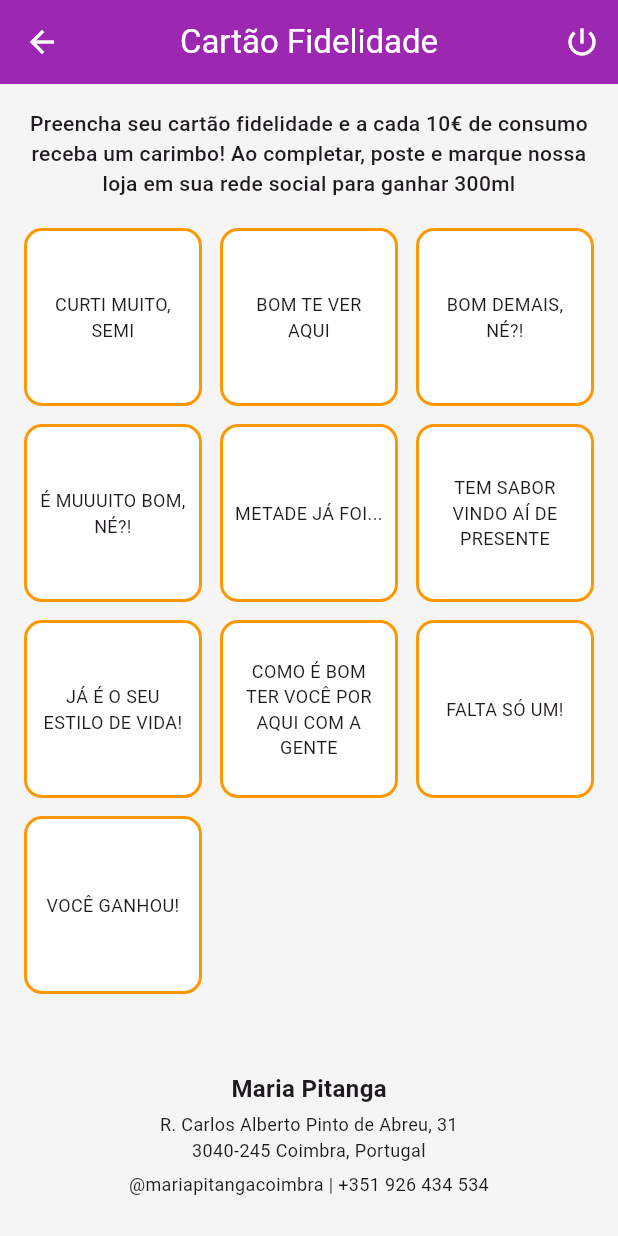
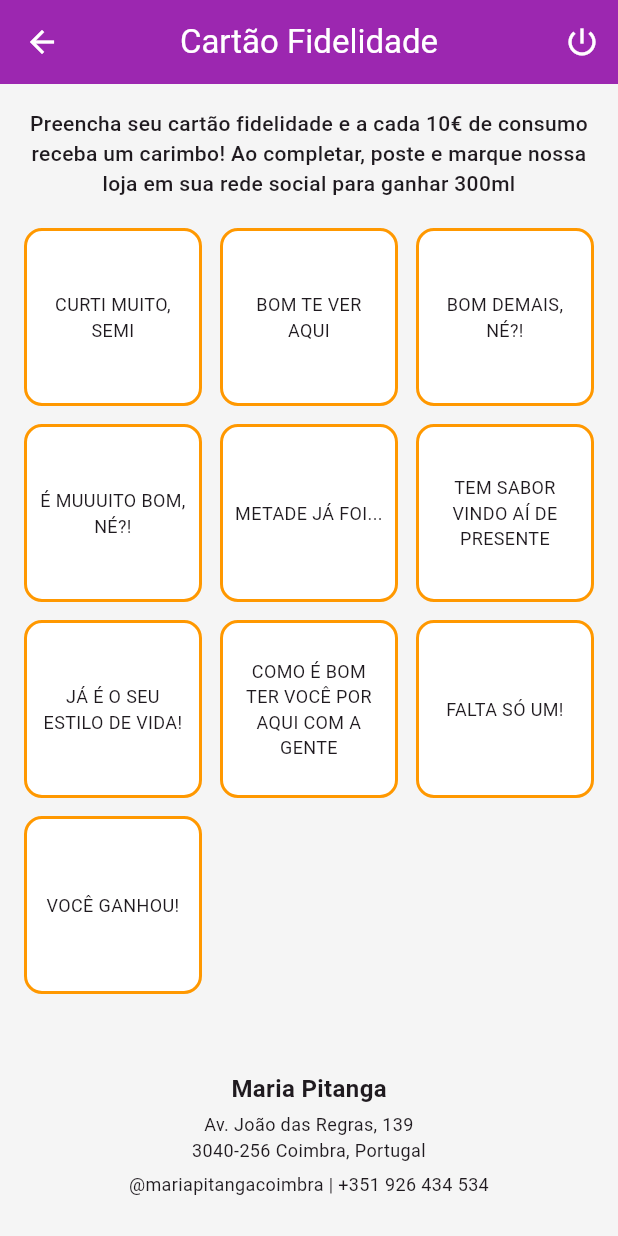
Before and after one commit to marcosradix/maria-pitanga-coimbra, a Flutter app: the LoyaltyCardScreen screen opened by its route, on a phone screen of 412 x 824 dp. Run offline on Flutter 3.47's test engine with Material 3 defaults, Android fonts, the phone set to English and light mode, and no system bars; our stand-ins replace firebase_auth, firebase_core, firebase_database, get, localstorage; accounts and stored records are empty.

Commit message:
fix address

```diff
--- a/lib/screen/loyalty_card_adm_screen.dart
+++ b/lib/screen/loyalty_card_adm_screen.dart
@@ -343,7 +343,7 @@
               ),
               const SizedBox(height: 4),
               const Text(
-                "R. Carlos Alberto Pinto de Abreu, 31\n3040-245 Coimbra, Portugal",
+                "Av. João das Regras, 139\n3040-256 Coimbra, Portugal",
                 textAlign: TextAlign.center,
                 style: TextStyle(fontSize: 12),
               ),
--- a/lib/screen/loyalty_card_screen.dart
+++ b/lib/screen/loyalty_card_screen.dart
@@ -179,7 +179,7 @@
             ),
             const SizedBox(height: 4),
             const Text(
-              "R. Carlos Alberto Pinto de Abreu, 31\n3040-245 Coimbra, Portugal",
+              "Av. João das Regras, 139\n3040-256 Coimbra, Portugal",
               textAlign: TextAlign.center,
               style: TextStyle(fontSize: 12),
             ),
```
